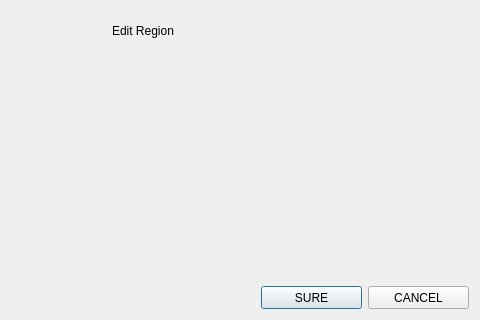
The window that editwidget.ui (jjzhang166/DvrUI) describes before a commit, drawn with Qt 5; both pictures show x 194 to 674 and y 230 to 550 of the 674 by 550 pixel window.
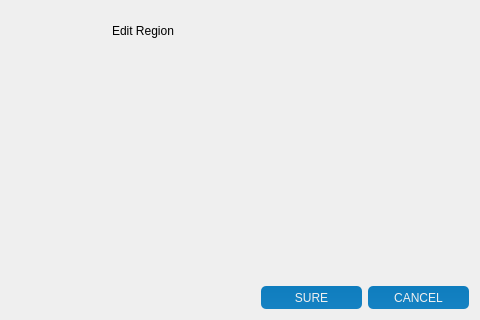
The same window after the commit.

```diff
--- a/editwidget.ui
+++ b/editwidget.ui
@@ -53,6 +53,33 @@
          <height>23</height>
         </size>
        </property>
+       <property name="styleSheet">
+        <string notr="true">QPushButton{
+	border-style: none;
+	border: 0px;
+	color: #F0F0F0;
+	padding: 5px;	
+	border-radius:5px;
+	background: qlineargradient(spread:pad, x1:0, y1:0, x2:0, y2:1, stop:0 #0F7DBE, stop:1 #1582C3); 
+}
+
+.QPushButton[focusPolicy=&quot;0&quot;] {
+	border-style: none;
+	border: 0px;
+	color: #F0F0F0;
+	padding: 0px;	
+	border-radius:3px;
+	background: qlineargradient(spread:pad, x1:0, y1:0, x2:0, y2:1, stop:0 #0F7DBE, stop:1 #1582C3); 
+}
+
+.QPushButton:hover{ 
+	background: qlineargradient(spread:pad, x1:0, y1:0, x2:0, y2:1, stop:0 #50A3F0, stop:1 #489CEA);
+}
+
+.QPushButton:pressed{ 
+	background: qlineargradient(spread:pad, x1:0, y1:0, x2:0, y2:1, stop:0 #0F7DBE, stop:1 #1582C3);
+}</string>
+       </property>
        <property name="text">
         <string>SURE</string>
        </property>
@@ -72,6 +99,33 @@
          <height>23</height>
         </size>
        </property>
+       <property name="styleSheet">
+        <string notr="true">QPushButton{
+	border-style: none;
+	border: 0px;
+	color: #F0F0F0;
+	padding: 5px;	
+	border-radius:5px;
+	background: qlineargradient(spread:pad, x1:0, y1:0, x2:0, y2:1, stop:0 #0F7DBE, stop:1 #1582C3); 
+}
+
+.QPushButton[focusPolicy=&quot;0&quot;] {
+	border-style: none;
+	border: 0px;
+	color: #F0F0F0;
+	padding: 0px;	
+	border-radius:3px;
+	background: qlineargradient(spread:pad, x1:0, y1:0, x2:0, y2:1, stop:0 #0F7DBE, stop:1 #1582C3); 
+}
+
+.QPushButton:hover{ 
+	background: qlineargradient(spread:pad, x1:0, y1:0, x2:0, y2:1, stop:0 #50A3F0, stop:1 #489CEA);
+}
+
+.QPushButton:pressed{ 
+	background: qlineargradient(spread:pad, x1:0, y1:0, x2:0, y2:1, stop:0 #0F7DBE, stop:1 #1582C3);
+}</string>
+       </property>
        <property name="text">
         <string>CANCEL</string>
        </property>
```
